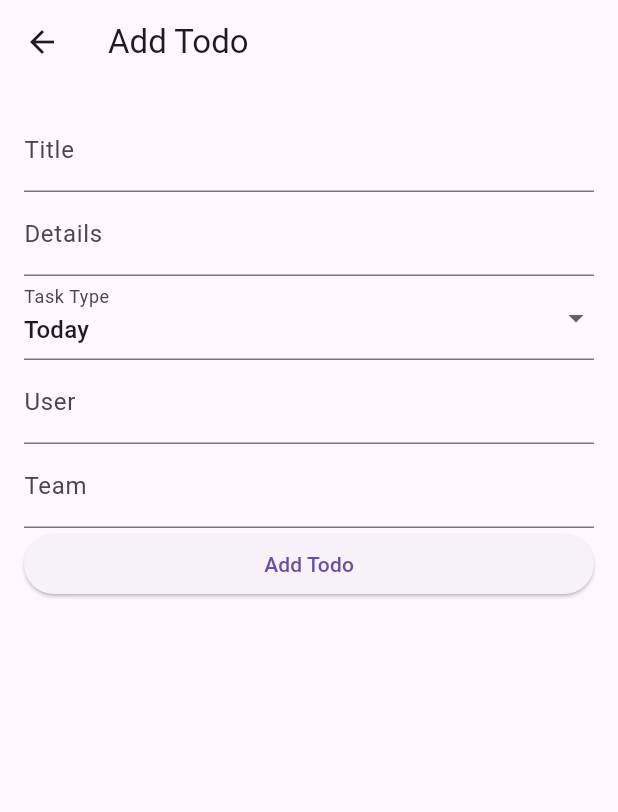
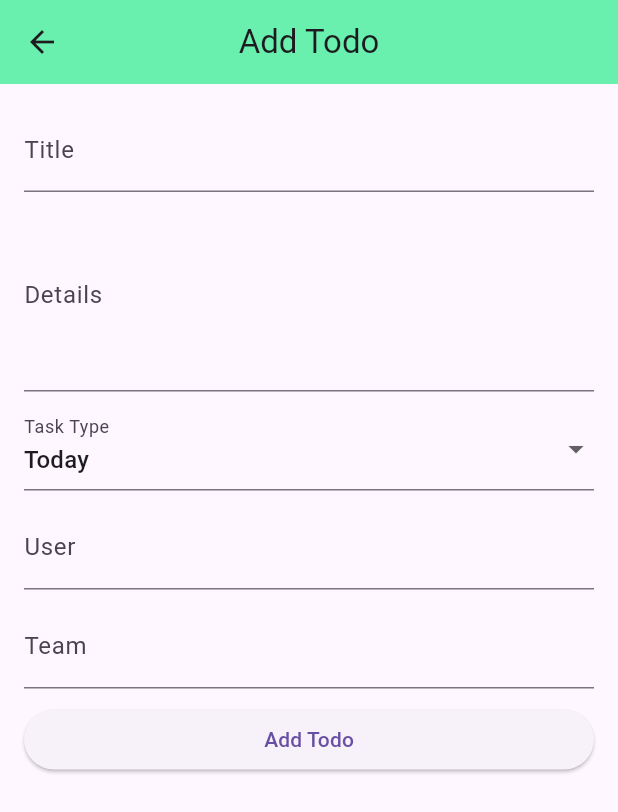
Before and after one commit to KwesiEren/prikakra_app, a Flutter app: the WorkArea screen opened by its route, after a tap on the "add" icon, on a phone screen of 412 x 824 dp. Shown: the top 812 px of the screen. Run offline on Flutter 3.47's test engine with Material 3 defaults, Android fonts, the phone set to English and light mode, and no system bars; our stand-ins replace sqflite; accounts and stored records are empty.

```diff
--- a/lib/components/todo_list.dart
+++ b/lib/components/todo_list.dart
@@ -40,6 +40,7 @@ class _toDolistState extends State<toDolist> {
             Container(
               constraints: const BoxConstraints(maxWidth: 185),
               child: Column(
+                crossAxisAlignment: CrossAxisAlignment.start,
                 children: [
                   Text(
                     widget.taskName,
--- a/lib/pages/formpage.dart
+++ b/lib/pages/formpage.dart
@@ -44,7 +44,9 @@ class _AddTodoScreenState extends State<AddTodoScreen> {
   Widget build(BuildContext context) {
     return Scaffold(
       appBar: AppBar(
-        title: Text('Add Todo'),
+        title: const Text('Add Todo'),
+        centerTitle: true,
+        backgroundColor: Colors.greenAccent,
       ),
       body: Padding(
         padding: const EdgeInsets.all(16.0),
@@ -53,7 +55,7 @@ class _AddTodoScreenState extends State<AddTodoScreen> {
           child: ListView(
             children: [
               TextFormField(
-                decoration: InputDecoration(labelText: 'Title'),
+                decoration: const InputDecoration(labelText: 'Title'),
                 validator: (value) {
                   if (value == null || value.isEmpty) {
                     return 'Please enter a title';
@@ -64,15 +66,22 @@ class _AddTodoScreenState extends State<AddTodoScreen> {
                   _title = value!;
                 },
               ),
+              const SizedBox(
+                height: 5,
+              ),
               TextFormField(
-                decoration: InputDecoration(labelText: 'Details'),
+                decoration: const InputDecoration(labelText: 'Details'),
+                maxLines: 4,
                 onSaved: (value) {
                   _details = value;
                 },
               ),
+              const SizedBox(
+                height: 10,
+              ),
               DropdownButtonFormField<TaskType>(
                 value: _taskType,
-                decoration: InputDecoration(labelText: 'Task Type'),
+                decoration: const InputDecoration(labelText: 'Task Type'),
                 items: TaskType.values.map((taskType) {
                   return DropdownMenuItem<TaskType>(
                     value: taskType,
@@ -85,8 +94,11 @@ class _AddTodoScreenState extends State<AddTodoScreen> {
                   });
                 },
               ),
+              const SizedBox(
+                height: 10,
+              ),
               TextFormField(
-                decoration: InputDecoration(labelText: 'User'),
+                decoration: const InputDecoration(labelText: 'User'),
                 validator: (value) {
                   if (value == null || value.isEmpty) {
                     return 'Please enter a user';
@@ -97,11 +109,17 @@ class _AddTodoScreenState extends State<AddTodoScreen> {
                   _user = value!;
                 },
               ),
+              const SizedBox(
+                height: 10,
+              ),
               TextFormField(
-                decoration: InputDecoration(labelText: 'Team'),
+                decoration: const InputDecoration(labelText: 'Team'),
                 onSaved: (value) {
                   _team = value;
                 },
+              ),
+              const SizedBox(
+                height: 10,
               ),
               /*SwitchListTile(
                 title: Text('Status'),
@@ -114,7 +132,7 @@ class _AddTodoScreenState extends State<AddTodoScreen> {
               ),*/
               ElevatedButton(
                 onPressed: _submitForm,
-                child: Text('Add Todo'),
+                child: const Text('Add Todo'),
               ),
             ],
           ),
```
Also changed, not shown: lib/pages/worksheet.dart (+18 -2 lines), 1 other file.
